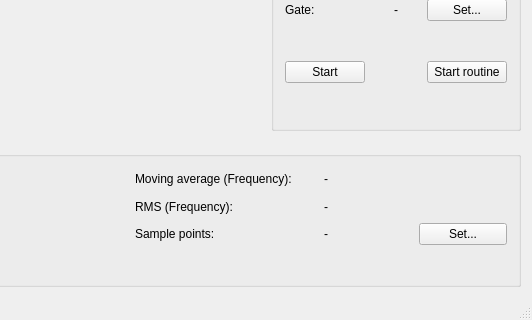
The window that GUI/mainwindow.ui (DaniloBorquez/Hodoscope-Manager-GUI) describes before a commit, drawn with Qt 5; both pictures show x 268 to 800 and y 280 to 600 of the 800 by 600 pixel window.
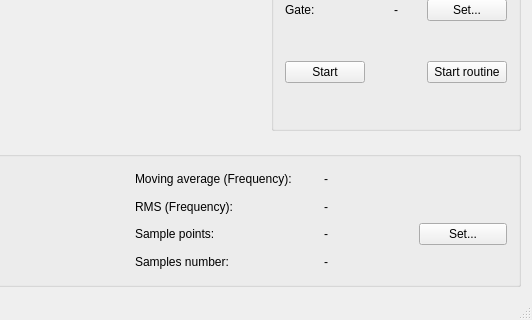
The same window after the commit. Custom widgets are drawn as their Qt base class.

Commit message: Total events counter added

```diff
--- a/GUI/mainwindow.ui
+++ b/GUI/mainwindow.ui
@@ -297,6 +297,20 @@
          </property>
         </widget>
        </item>
+       <item row="3" column="2">
+        <widget class="QLabel" name="label_12">
+         <property name="text">
+          <string>Samples number:</string>
+         </property>
+        </widget>
+       </item>
+       <item row="3" column="3">
+        <widget class="QLabel" name="labelNumberEvents">
+         <property name="text">
+          <string>-</string>
+         </property>
+        </widget>
+       </item>
       </layout>
      </widget>
     </item>
```
Left out of the diff: 2 changed lines with no effect on the pictures. The commit also changes 2 other files.
